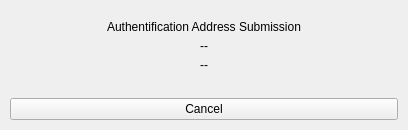
The window that BlockSettleUILib/WalletKeysSubmitFrejaDialog.ui (BlockSettle/terminal) describes before a commit, drawn with Qt 5.
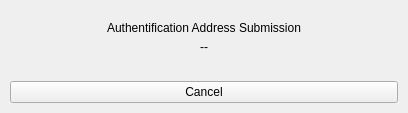
The same window after the commit. Custom widgets are drawn as their Qt base class.

Commit message: Create Wallet dialog style fixes

What changed in the file:
```diff
--- a/BlockSettleUILib/WalletKeysSubmitFrejaDialog.ui
+++ b/BlockSettleUILib/WalletKeysSubmitFrejaDialog.ui
@@ -7,7 +7,7 @@
     <x>0</x>
     <y>0</y>
     <width>408</width>
-    <height>130</height>
+    <height>113</height>
    </rect>
   </property>
   <property name="sizePolicy">
@@ -77,16 +77,6 @@
         </property>
        </widget>
       </item>
-      <item>
-       <widget class="QLabel" name="labelEmail">
-        <property name="text">
-         <string>--</string>
-        </property>
-        <property name="alignment">
-         <set>Qt::AlignCenter</set>
-        </property>
-       </widget>
-      </item>
       <item>
        <widget class="WalletKeysSubmitWidget" name="widgetKeysSubmit" native="true"/>
       </item>
```
The commit also changes 13 other files.
